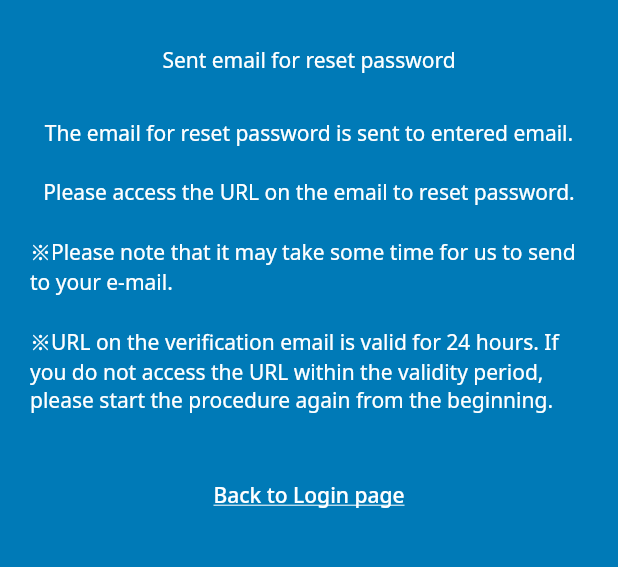
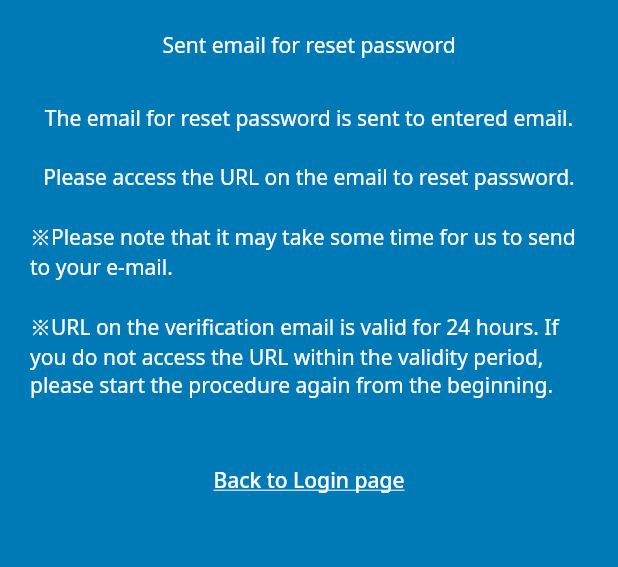
Before and after one commit to jayrek-fst/FlutterTraining, a Flutter app: the ResetPasswordVerificationScreen screen opened by its route, on a phone screen of 412 x 824 dp, the part 84-651 px from its top. Run offline on Flutter 3.47's test engine with Material 2 defaults, Android fonts, the phone set to English and light mode, and no system bars; our stand-ins replace cloud_firestore, equatable, firebase_auth, firebase_core, flutter_bloc, flutter_form_builder and 1 more; accounts and stored records are empty; generated files the repository leaves out were written again.

Commit message:
implement code clean up

```diff
--- a/lib/bloc/auth_bloc/auth_bloc.dart
+++ b/lib/bloc/auth_bloc/auth_bloc.dart
@@ -13,6 +13,7 @@ part 'auth_state.dart';
 
 class AuthBloc extends Bloc<AuthEvent, AuthState> {
   final AppUseCases appUseCases;
+
 
   AuthBloc({required this.appUseCases}) : super(AuthUserUnAuthenticated()) {
     on<CheckAuthUser>((event, emit) => _checkAuthUser(event, emit));
--- a/lib/domain/use_case/app_use_cases.dart
+++ b/lib/domain/use_case/app_use_cases.dart
@@ -1,17 +1,21 @@
 import 'package:firebase_auth/firebase_auth.dart';
-import 'package:fumiya_flutter/common/exception/send_reset_password_exception.dart';
 
+import '../../common/exception/send_reset_password_exception.dart';
 import '../../common/exception/sign_in_with_email_and_password_exception.dart';
 import '../../common/exception/sign_up_with_email_and_password_exception.dart';
+import '../../data/datasource/remote/auth/auth_remote_datasource_impl.dart';
+import '../../data/datasource/remote/user/user_remote_datasource_impl.dart';
 import '../../data/model/user_model.dart';
 import '../../data/repository/auth_repository_impl.dart';
 import '../../data/repository/user_repository_impl.dart';
+import '../repository/auth_repository.dart';
+import '../repository/user_repository.dart';
 
 class AppUseCases {
-  final AuthRepositoryImpl authRepository;
-  final UserRepositoryImpl userRepository;
-
-  AppUseCases({required this.authRepository, required this.userRepository});
+  final AuthRepository authRepository =
+      AuthRepositoryImpl(authRemoteDataSource: AuthRemoteDataSourceImpl());
+  final UserRepository userRepository =
+      UserRepositoryImpl(userRemoteDataSource: UserRemoteDataSourceImpl());
 
   Future<UserCredential> signInUseCase(
       {required String email, required String password}) async {
--- a/lib/screen/dashboard/dashboard_screen.dart
+++ b/lib/screen/dashboard/dashboard_screen.dart
@@ -5,7 +5,7 @@ import '../../bloc/bottom_nav_bloc/bottom_nav_bloc.dart';
 import '../../util/app_color_util.dart';
 import '../../util/image_path_util.dart';
 import '../../util/string_constants.dart';
-import '../../util/text_style_util.dart';
+import '../../util/style_util.dart';
 
 class DashboardScreen extends StatelessWidget {
   const DashboardScreen({Key? key}) : super(key: key);
@@ -93,11 +93,11 @@ class DashboardScreen extends StatelessWidget {
                 style: TextStyle(color: Colors.black)));
       case NavItem.park:
         return const Center(
-            child: Text(StringConstants.park,
+            child: Text('Park is Under Construction!',
                 style: TextStyle(color: Colors.black)));
       case NavItem.station:
         return const Center(
-            child: Text(StringConstants.station,
+            child: Text('Station is Under Construction!',
                 style: TextStyle(color: Colors.black)));
       case NavItem.base:
         return const Center(
--- a/lib/screen/reset_password/reset_password_verification_screen.dart
+++ b/lib/screen/reset_password/reset_password_verification_screen.dart
@@ -3,7 +3,7 @@ import 'package:flutter_gen/gen_l10n/app_localizations.dart';
 
 import '../../util/app_color_util.dart';
 import '../../util/route_util.dart';
-import '../../util/text_style_util.dart';
+import '../../util/style_util.dart';
 
 class ResetPasswordVerificationScreen extends StatelessWidget {
   const ResetPasswordVerificationScreen({Key? key}) : super(key: key);
@@ -20,39 +20,29 @@ class ResetPasswordVerificationScreen extends StatelessWidget {
             backgroundColor: Colors.white,
             title: Text(appLocalizations.raw_common_reset_password,
                 style: const TextStyle(color: AppColorUtil.appBlueDarkColor))),
-        body: Padding(
-          padding: const EdgeInsets.all(20),
-          child: ListView(
-              shrinkWrap: true,
-              physics: const BouncingScrollPhysics(
-                  parent: AlwaysScrollableScrollPhysics()),
-              children: [
-                Column(children: [
+        body: SingleChildScrollView(
+            child: Padding(
+          padding: const EdgeInsets.symmetric(horizontal: 20),
+          child: Column(children: [
             Padding(
-                      padding: const EdgeInsets.only(top: 10, bottom: 30),
-                      child: Text(appLocalizations
-                          .raw_reset_password_verification_header)),
-                  Text(appLocalizations
-                      .raw_reset_password_verification_description),
+                padding: const EdgeInsets.only(top: 20, bottom: 30),
+                child: Text(
+                    appLocalizations.raw_reset_password_verification_header)),
+            Text(appLocalizations.raw_reset_password_verification_description),
             const SizedBox(height: 20),
-                  Text(appLocalizations
-                      .raw_reset_password_verification_message),
+            Text(appLocalizations.raw_reset_password_verification_message),
             const SizedBox(height: 20),
-                  Text(appLocalizations
-                      .raw_reset_password_verification_note_1),
+            Text(appLocalizations.raw_reset_password_verification_note_1),
             const SizedBox(height: 20),
-                  Text(appLocalizations
-                      .raw_reset_password_verification_note_2),
+            Text(appLocalizations.raw_reset_password_verification_note_2),
             const SizedBox(height: 30),
             TextButton(
-                      onPressed: () => Navigator.of(context)
-                          .pushNamedAndRemoveUntil(
+                onPressed: () => Navigator.of(context).pushNamedAndRemoveUntil(
                     RouteUtil.signIn, (route) => false),
                 child: Text(appLocalizations.raw_common_back_to_login,
                     style: underlineTextStyle)),
             const SizedBox(height: 20)
-                ])
-              ])
-        ));
+          ]),
+        )));
   }
 }
--- a/lib/widget/common_widget.dart
+++ b/lib/widget/common_widget.dart
@@ -2,7 +2,7 @@ import 'package:flutter/material.dart';
 
 import '../util/app_color_util.dart';
 import '../util/image_path_util.dart';
-import '../util/text_style_util.dart';
+import '../util/style_util.dart';
 
 Widget subscriptionBenefitsItem(BuildContext context, String description) =>
     ListTile(
--- a/lib/widget/text_form_field_widget.dart
+++ b/lib/widget/text_form_field_widget.dart
@@ -1,7 +1,7 @@
 import 'package:flutter/material.dart';
 import 'package:flutter_form_builder/flutter_form_builder.dart';
 
-import '../util/text_style_util.dart';
+import '../util/style_util.dart';
 
 class TextFormFieldWidget extends StatelessWidget {
   const TextFormFieldWidget(
```
Also changed, not shown: lib/domain/use_case/sign_in_use_case.dart (added, +22 -0 lines), lib/main.dart (+1 -9 lines), lib/screen/reset_password/reset_password_screen.dart (+7 -7 lines), lib/screen/sign_in/sign_in_screen.dart (+16 -15 lines), lib/screen/sign_up/sign_up_details_confirmation_screen.dart (+15 -17 lines), lib/screen/sign_up/sign_up_details_screen.dart (+19 -23 lines), lib/screen/sign_up/sign_up_screen.dart (+12 -17 lines), lib/screen/sign_up/sign_up_verification_screen.dart (+19 -31 lines), lib/screen/tutorial/splash_screen.dart (+2 -11 lines), lib/screen/tutorial/tutorial_one_screen.dart (+8 -26 lines), lib/screen/tutorial/tutorial_three_screen.dart (+7 -10 lines), lib/screen/tutorial/tutorial_two_screen.dart (+7 -10 lines), lib/util/style_util.dart (renamed from lib/util/text_style_util.dart, +8 -3 lines). Lines whose indentation alone changed are shown as unchanged.
